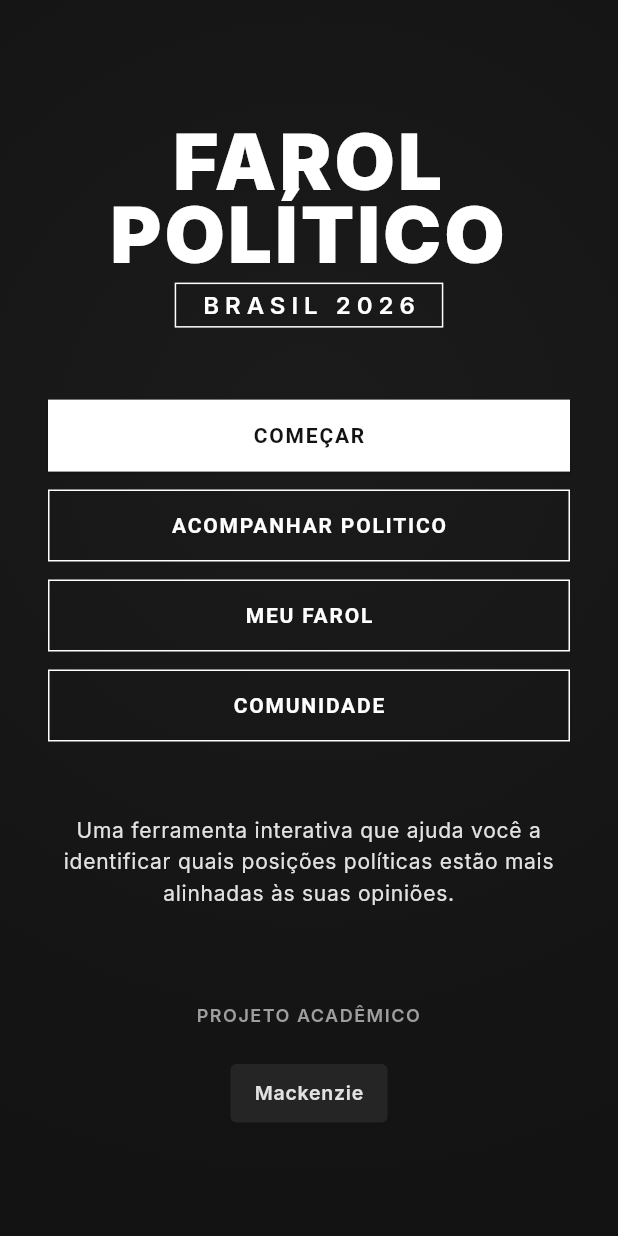
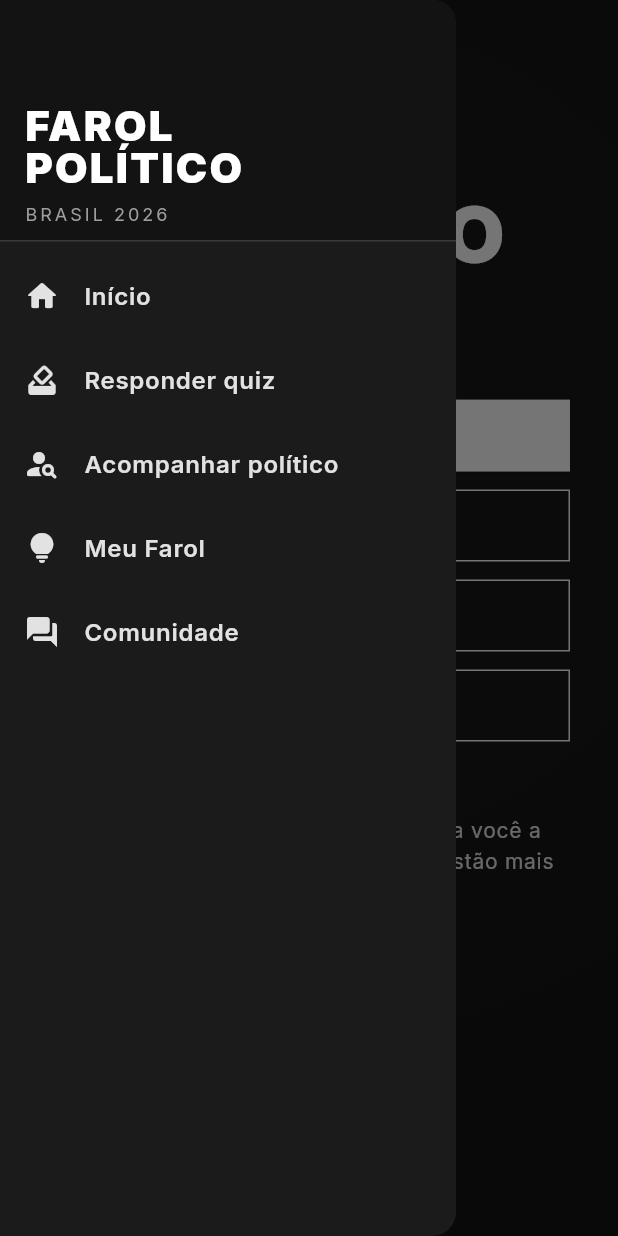
Before and after one commit to mo-bruno/voting-advice-brazil, a Flutter app: the screen it shows after launch, with the side drawer open (before the commit the screen has no drawer), on a phone screen of 412 x 824 dp. Run offline on Flutter 3.47's test engine with Material 3 defaults, Android fonts, the phone set to English and light mode, and no system bars; our stand-ins replace firebase_analytics, firebase_core, google_fonts, shared_preferences; missing offline and left inert: dart:js_interop, mobile_scanner; accounts and stored records are empty; network calls fail.

Commit message:
Adiciona menu lateral reutilizavel (AppDrawer)
Cria o widget AppDrawer (shared/widgets), um menu hamburguer com itens
definidos como dados e navegacao por rotas nomeadas, conforme ensinado
em aula (app_drawer.md). O menu fica acoplado ao AppScaffold (com icone
hamburguer quando a tela nao tem botao voltar) e tambem na tela inicial,
que ganha um botao de menu. Adiciona a rota nomeada /comunidade para que
todos os destinos principais sejam navegaveis pelo menu.

```diff
--- a/mobile/lib/app.dart
+++ b/mobile/lib/app.dart
@@ -1,5 +1,6 @@
 import 'package:flutter/material.dart';
 import 'core/theme/app_theme.dart';
+import 'features/community/community_feed_page.dart';
 import 'features/comparison/comparison_page.dart';
 import 'features/home/home_page.dart';
 import 'features/party_selection/party_selection_page.dart';
@@ -62,6 +63,7 @@ class MyApp extends StatelessWidget {
             const PoliticalActorProfilePage(),
         '/iot-device': (context) => const IotDevicePage(),
         '/iot-pairing': (context) => const IotPairingPage(),
+        '/comunidade': (context) => const CommunityFeedPage(),
       },
     );
   }
--- a/mobile/lib/core/layout/app_scaffold.dart
+++ b/mobile/lib/core/layout/app_scaffold.dart
@@ -8,6 +8,8 @@
 // reutilizem a mesma estrutura sem recriá-la — separando estrutura de conteúdo.
 
 import 'package:flutter/material.dart';
+
+import '../../shared/widgets/app_drawer.dart';
 
 class AppScaffold extends StatelessWidget {
   final String title;
@@ -36,6 +38,8 @@ class AppScaffold extends StatelessWidget {
     );
 
     return Scaffold(
+      // Menu lateral global compartilhado por todas as telas.
+      drawer: const AppDrawer(),
       appBar: AppBar(
         automaticallyImplyLeading: false,
         title: subtitle == null
@@ -48,7 +52,17 @@ class AppScaffold extends StatelessWidget {
                   Text(subtitle!, style: Theme.of(context).textTheme.bodySmall),
                 ],
               ),
-        leading: leading,
+        // Quando a tela não traz um botão próprio (ex.: voltar), exibimos o
+        // ícone "hamburguer" que abre o menu lateral. O Builder garante um
+        // contexto abaixo do Scaffold, exigido por Scaffold.of(context).
+        leading: leading ??
+            Builder(
+              builder: (context) => IconButton(
+                icon: const Icon(Icons.menu),
+                tooltip: 'Abrir menu',
+                onPressed: () => Scaffold.of(context).openDrawer(),
+              ),
+            ),
         actions: actions,
         centerTitle: false,
       ),
--- a/mobile/lib/features/home/home_page.dart
+++ b/mobile/lib/features/home/home_page.dart
@@ -6,7 +6,7 @@ import '../../core/analytics/analytics_service.dart';
 import '../../core/theme/app_theme.dart';
 import '../../shared/political_actor_session.dart';
 import '../../shared/quiz_session.dart';
-import '../community/community_feed_page.dart';
+import '../../shared/widgets/app_drawer.dart';
 
 class HomePage extends StatefulWidget {
   const HomePage({super.key});
@@ -29,6 +29,9 @@ class _HomePageState extends State<HomePage> {
     final textTheme = Theme.of(context).textTheme;
 
     return Scaffold(
+      // Menu lateral global; o botão de menu abaixo dá acesso a ele a partir
+      // desta tela inicial, que não possui AppBar.
+      drawer: const AppDrawer(),
       body: Container(
         width: double.infinity,
         height: double.infinity,
@@ -42,10 +45,12 @@ class _HomePageState extends State<HomePage> {
             ],
           ),
         ),
+        child: Stack(
+          children: [
             // A área segura e o limite de largura responsivo são aplicados
-        // globalmente pelo `builder` do MaterialApp (ver app.dart); aqui a tela
-        // cuida apenas do seu conteúdo.
-        child: SingleChildScrollView(
+            // globalmente pelo `builder` do MaterialApp (ver app.dart); aqui a
+            // tela cuida apenas do seu conteúdo.
+            SingleChildScrollView(
               child: Padding(
                 padding: const EdgeInsets.symmetric(horizontal: 32),
                 child: Column(
@@ -144,12 +149,7 @@ class _HomePageState extends State<HomePage> {
                       width: double.infinity,
                       child: OutlinedButton(
                         onPressed: () {
-                      Navigator.push(
-                        context,
-                        MaterialPageRoute(
-                          builder: (_) => const CommunityFeedPage(),
-                        ),
-                      );
+                          Navigator.pushNamed(context, '/comunidade');
                         },
                         child: const Text('COMUNIDADE'),
                       ),
@@ -175,6 +175,18 @@ class _HomePageState extends State<HomePage> {
                   ],
                 ),
               ),
+            ),
+            Builder(
+              builder: (context) => Align(
+                alignment: Alignment.topLeft,
+                child: IconButton(
+                  icon: const Icon(Icons.menu, color: AppTheme.onSurface),
+                  tooltip: 'Abrir menu',
+                  onPressed: () => Scaffold.of(context).openDrawer(),
+                ),
+              ),
+            ),
+          ],
         ),
       ),
     );
--- /dev/null
+++ b/mobile/lib/shared/widgets/app_drawer.dart
@@ -0,0 +1,104 @@
+// lib/shared/widgets/app_drawer.dart
+//
+// Menu lateral ("hamburguer") reutilizável e compartilhado por todas as telas.
+// Os itens são definidos como dados (lista de mapas), e não como widgets fixos,
+// o que permite gerá-los dinamicamente e facilita adicionar novos destinos no
+// futuro. A navegação usa rotas nomeadas, desacoplando o menu das telas.
+
+import 'package:flutter/material.dart';
+
+import '../../core/theme/app_theme.dart';
+
+class AppDrawer extends StatelessWidget {
+  const AppDrawer({super.key});
+
+  @override
+  Widget build(BuildContext context) {
+    final menuItems = <Map<String, dynamic>>[
+      {'icon': Icons.home_rounded, 'title': 'Início', 'route': '/'},
+      {
+        'icon': Icons.how_to_vote_rounded,
+        'title': 'Responder quiz',
+        'route': '/quiz-intro',
+      },
+      {
+        'icon': Icons.person_search_rounded,
+        'title': 'Acompanhar político',
+        'route': '/political-actors',
+      },
+      {
+        'icon': Icons.lightbulb_rounded,
+        'title': 'Meu Farol',
+        'route': '/iot-device'
+      },
+      {
+        'icon': Icons.forum_rounded,
+        'title': 'Comunidade',
+        'route': '/comunidade'
+      },
+    ];
+
+    return Drawer(
+      backgroundColor: AppTheme.surface,
+      child: ListView(
+        padding: EdgeInsets.zero,
+        children: [
+          const DrawerHeader(
+            decoration: BoxDecoration(color: AppTheme.background),
+            child: Column(
+              crossAxisAlignment: CrossAxisAlignment.start,
+              mainAxisAlignment: MainAxisAlignment.end,
+              children: [
+                Text(
+                  'FAROL\nPOLÍTICO',
+                  style: TextStyle(
+                    fontSize: 28,
+                    fontWeight: FontWeight.w900,
+                    color: AppTheme.primary,
+                    height: 1.0,
+                    letterSpacing: 1.5,
+                  ),
+                ),
+                SizedBox(height: 8),
+                Text(
+                  'BRASIL 2026',
+                  style: TextStyle(
+                    fontSize: 12,
+                    color: AppTheme.onSurfaceVariant,
+                    letterSpacing: 2,
+                  ),
+                ),
+              ],
+            ),
+          ),
+          // O operador `...` (spread) expande o resultado do `map`, inserindo
+          // um ListTile para cada item de navegação definido acima.
+          ...menuItems.map((item) {
+            final route = item['route'] as String;
+            return ListTile(
+              leading:
+                  Icon(item['icon'] as IconData, color: AppTheme.onSurface),
+              title: Text(
+                item['title'] as String,
+                style: const TextStyle(
+                  color: AppTheme.onSurface,
+                  fontWeight: FontWeight.w600,
+                ),
+              ),
+              onTap: () {
+                Navigator.pop(context); // fecha o menu lateral
+                if (route == '/') {
+                  // Volta para a tela inicial limpando a pilha de navegação.
+                  Navigator.pushNamedAndRemoveUntil(
+                      context, route, (_) => false);
+                } else {
+                  Navigator.pushNamed(context, route);
+                }
+              },
+            );
+          }),
+        ],
+      ),
+    );
+  }
+}
```
Lines whose indentation alone changed are shown as unchanged.
